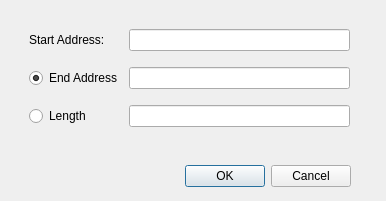
The window that src/dialogs/HexdumpRangeDialog.ui (rizinorg/cutter) describes before a commit, drawn with Qt 5.
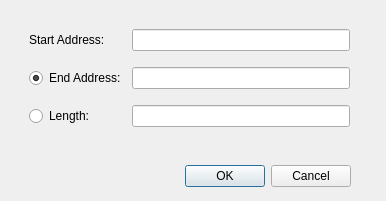
The same window after the commit.

Commit message: Code Cleanup and autoupdate of length or end address box based on edits in another

```diff
--- a/src/dialogs/HexdumpRangeDialog.ui
+++ b/src/dialogs/HexdumpRangeDialog.ui
@@ -44,7 +44,7 @@
       <item>
        <widget class="QRadioButton" name="endAddressRadioButton">
         <property name="text">
-         <string>End Address</string>
+         <string>End Address:</string>
         </property>
         <property name="checked">
          <bool>true</bool>
@@ -75,7 +75,7 @@
     <item row="3" column="0">
      <widget class="QRadioButton" name="lengthRadioButton">
       <property name="text">
-       <string>Length</string>
+       <string>Length:</string>
       </property>
       <attribute name="buttonGroup">
        <string notr="true">buttonGroup</string>
```
The commit also changes 3 other files.
